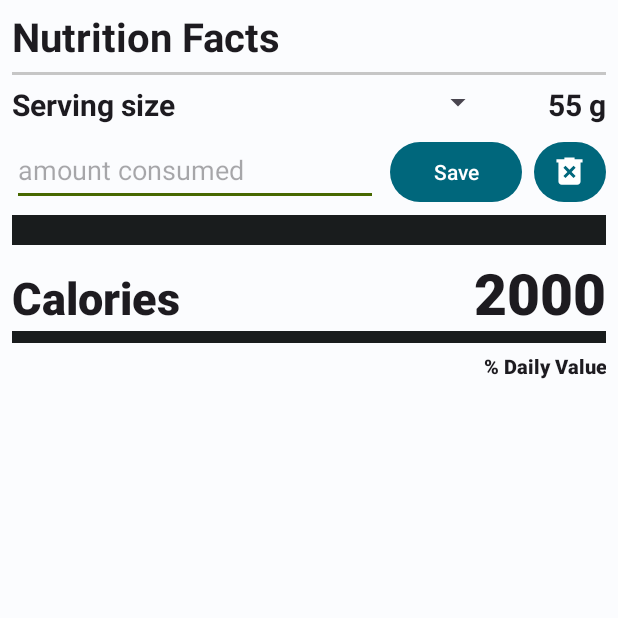
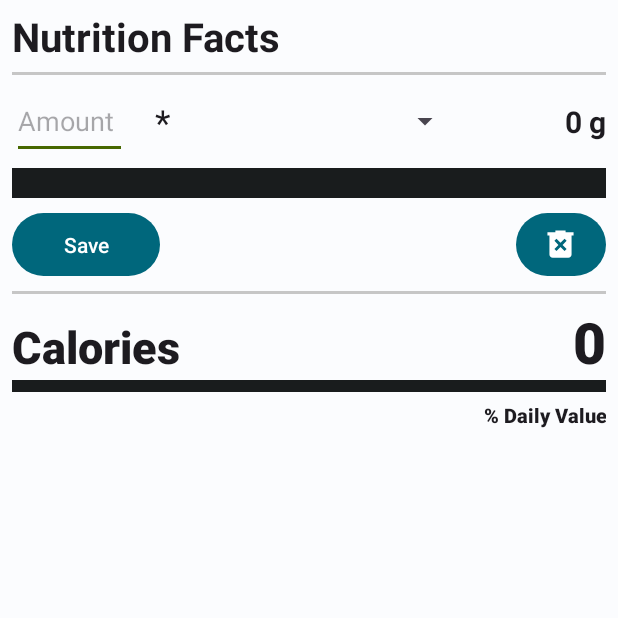
Before and after one commit to mrredcon/foodtracker, an Android app: the fragment DiaryEntryFragment shown on its own in the app's theme, on a phone screen of 412 x 824 dp, the top half of it. Run offline under Robolectric (Android 15) with nearby library versions, the light colour scheme and no system bars.

Commit message:
Clean up UI

```diff
--- a/app/src/main/java/edu/utsa/cs3443/anw198/foodtracker/adapter/NutrientSummaryAdapter.java
+++ b/app/src/main/java/edu/utsa/cs3443/anw198/foodtracker/adapter/NutrientSummaryAdapter.java
@@ -115,7 +115,7 @@ public class NutrientSummaryAdapter extends RecyclerView.Adapter<NutrientSummary
         } else {
             holder.dvText.setVisibility(View.VISIBLE);
             double percent = (sum / dv) * 100;
-            holder.dvText.setText(context.getString(R.string.home_dv, percent));
+            holder.dvText.setText(context.getString(R.string.nutrient_daily_value_format, percent));
         }
     }
 
--- a/app/src/main/res/layout/fragment_diary_entry.xml
+++ b/app/src/main/res/layout/fragment_diary_entry.xml
@@ -1,7 +1,6 @@
 <?xml version="1.0" encoding="utf-8"?>
 <LinearLayout xmlns:android="http://schemas.android.com/apk/res/android"
     xmlns:app="http://schemas.android.com/apk/res-auto"
-    xmlns:tools="http://schemas.android.com/tools"
     android:layout_width="match_parent"
     android:layout_height="match_parent"
     android:fillViewport="true"
@@ -15,7 +14,7 @@
         android:layout_marginLeft="@dimen/fda_nutrition_facts_margin_sides"
         android:layout_marginTop="@dimen/fda_nutrition_facts_top_bottom_margin"
         android:layout_marginRight="@dimen/fda_nutrition_facts_margin_sides"
-        android:text="Nutrition Facts"
+        android:text="@string/nutrition_facts"
         android:textAppearance="@style/TextAppearance.AppCompat.Large"
         android:textStyle="bold"
         app:autoSizeTextType="uniform" />
@@ -31,74 +30,47 @@
 
     <LinearLayout
         android:layout_width="match_parent"
-        android:layout_height="wrap_content"
+        android:layout_height="@dimen/diary_entry_amount_consumed_height"
         android:layout_marginLeft="@dimen/fda_nutrition_facts_margin_sides"
         android:layout_marginRight="@dimen/fda_nutrition_facts_margin_sides"
         android:orientation="horizontal"
-        android:weightSum="10">
+        android:weightSum="20">
+
+        <EditText
+            android:id="@+id/editTextQuantity"
+            android:layout_width="0dp"
+            android:layout_height="match_parent"
+            android:layout_weight="4"
+            android:autofillHints="amountConsumed"
+            android:hint="@string/amount_consumed"
+            android:inputType="none|numberDecimal" />
 
         <TextView
             style="@style/prominentText"
-            android:layout_width="0dp"
-            android:layout_height="wrap_content"
-            android:layout_weight="4"
-            android:text="Serving size"
-            android:textSize="@dimen/fda_nutrition_facts_serving_size_size"
-            android:textStyle="bold" />
+            android:layout_width="wrap_content"
+            android:layout_height="match_parent"
+            android:layout_weight="2"
+            android:gravity="center_horizontal|center_vertical"
+            android:text="@string/diary_entry_multiply_sign"
+            android:textSize="@dimen/diary_entry_asterisk_size" />
 
         <Spinner
             android:id="@+id/spinnerServingSize"
             android:layout_width="0dp"
-            android:layout_height="wrap_content"
-            android:layout_weight="5" />
+            android:layout_height="match_parent"
+            android:layout_weight="9"
+            android:contentDescription="@string/serving_size" />
 
         <TextView
             android:id="@+id/textViewGrams"
             style="@style/prominentText"
-            android:layout_width="wrap_content"
-            android:layout_height="wrap_content"
-            android:layout_weight="1"
-            android:gravity="right"
-            android:text="55 g"
+            android:layout_width="0dp"
+            android:layout_height="match_parent"
+            android:layout_weight="5"
+            android:gravity="center_vertical|end"
+            android:text="@string/home_mass_consumed_placeholder"
             android:textSize="@dimen/fda_nutrition_facts_serving_size_size"
             android:textStyle="bold" />
-    </LinearLayout>
-
-    <LinearLayout
-        android:layout_width="match_parent"
-        android:layout_height="wrap_content"
-        android:layout_marginLeft="@dimen/fda_nutrition_facts_margin_sides"
-        android:layout_marginRight="@dimen/fda_nutrition_facts_margin_sides"
-        android:orientation="horizontal">
-
-        <EditText
-            android:id="@+id/editTextQuantity"
-            android:layout_width="0dp"
-            android:layout_height="@dimen/diary_entry_amount_consumed_height"
-            android:layout_marginTop="@dimen/fda_nutrition_facts_top_bottom_margin"
-            android:layout_marginRight="@dimen/fda_nutrition_facts_margin_sides"
-            android:layout_weight="1"
-            android:hint="amount consumed"
-            android:inputType="none|numberDecimal" />
-
-        <Button
-            android:id="@+id/buttonSaveToDiary"
-            android:layout_width="wrap_content"
-            android:layout_height="@dimen/diary_entry_amount_consumed_height"
-            android:layout_marginTop="@dimen/fda_nutrition_facts_top_bottom_margin"
-            android:text="Save" />
-
-        <Button
-            android:id="@+id/buttonDeleteEntry"
-            android:layout_width="@dimen/diary_entry_trash_button_width"
-            android:layout_height="@dimen/diary_entry_amount_consumed_height"
-            android:layout_marginLeft="@dimen/fda_nutrition_facts_margin_sides"
-            android:layout_marginTop="@dimen/fda_nutrition_facts_top_bottom_margin"
-            android:visibility="visible"
-            app:icon="@drawable/delete"
-            app:iconGravity="textEnd"
-            app:iconPadding="0dp"
-            app:iconSize="@dimen/diary_entry_trash_button_icon_size" />
     </LinearLayout>
 
     <View
@@ -110,17 +82,48 @@
         android:layout_marginBottom="@dimen/fda_nutrition_facts_top_bottom_margin"
         android:background="?attr/colorOnSurface" />
 
-    <TextView
-        style="@style/prominentText"
+    <LinearLayout
         android:layout_width="match_parent"
         android:layout_height="wrap_content"
         android:layout_marginLeft="@dimen/fda_nutrition_facts_margin_sides"
         android:layout_marginRight="@dimen/fda_nutrition_facts_margin_sides"
-        android:fontFamily="sans-serif-black"
-        android:text="Amount consumed"
-        android:textSize="@dimen/fda_nutrition_facts_amount_per_serving_size"
-        android:textStyle="bold"
-        android:visibility="gone" />
+        android:orientation="horizontal"
+        android:weightSum="20">
+
+        <Button
+            android:id="@+id/buttonSaveToDiary"
+            android:layout_width="0dp"
+            android:layout_height="@dimen/diary_entry_amount_consumed_height"
+            android:layout_weight="5"
+            android:text="@string/save" />
+
+        <Space
+            android:layout_width="0dp"
+            android:layout_height="match_parent"
+            android:layout_weight="12" />
+
+        <Button
+            android:id="@+id/buttonDeleteEntry"
+            android:layout_width="0dp"
+            android:layout_height="@dimen/diary_entry_amount_consumed_height"
+            android:layout_weight="3"
+            android:contentDescription="@string/delete"
+            android:visibility="visible"
+            app:icon="@drawable/delete"
+            app:iconGravity="textEnd"
+            app:iconPadding="0dp"
+            app:iconSize="@dimen/diary_entry_trash_button_icon_size" />
+    </LinearLayout>
+
+    <View
+        android:id="@+id/view"
+        android:layout_width="match_parent"
+        android:layout_height="@dimen/fda_nutrition_facts_divider_small_size"
+        android:layout_marginLeft="@dimen/fda_nutrition_facts_margin_sides"
+        android:layout_marginTop="@dimen/fda_nutrition_facts_top_bottom_margin"
+        android:layout_marginRight="@dimen/fda_nutrition_facts_margin_sides"
+        android:layout_marginBottom="@dimen/fda_nutrition_facts_top_bottom_margin"
+        android:background="@color/fda_nutrition_facts_divider_grey" />
 
     <LinearLayout
         android:layout_width="match_parent"
@@ -134,7 +137,7 @@
             android:layout_height="wrap_content"
             android:layout_weight="9"
             android:fontFamily="sans-serif-black"
-            android:text="Calories"
+            android:text="@string/nutrient_calorie"
             android:textAppearance="@style/TextAppearance.AppCompat.Large"
             android:textSize="@dimen/fda_nutrition_facts_calories_size" />
 
@@ -144,8 +147,8 @@
             android:layout_height="wrap_content"
             android:layout_weight="1"
             android:fontFamily="sans-serif-black"
-            android:gravity="right"
-            android:text="2000"
+            android:gravity="end"
+            android:text="@string/zero_placeholder"
             android:textAppearance="@style/TextAppearance.AppCompat.Large"
             android:textSize="@dimen/fda_nutrition_facts_calories_amount_size" />
     </LinearLayout>
@@ -165,8 +168,8 @@
         android:layout_marginLeft="@dimen/fda_nutrition_facts_margin_sides"
         android:layout_marginRight="@dimen/fda_nutrition_facts_margin_sides"
         android:fontFamily="sans-serif-black"
-        android:gravity="right"
-        android:text="% Daily Value"
+        android:gravity="end"
+        android:text="@string/daily_value"
         android:textSize="@dimen/fda_nutrition_facts_daily_value_size" />
 
     <androidx.recyclerview.widget.RecyclerView
--- a/app/src/main/res/values/dimens.xml
+++ b/app/src/main/res/values/dimens.xml
@@ -6,32 +6,33 @@
     <dimen name="nav_header_height">176dp</dimen>
     <dimen name="fab_margin">16dp</dimen>
 
-    <dimen name="fda_nutrition_facts_title_size">36dp</dimen>
-    <dimen name="fda_nutrition_facts_divider_small_size">2dp</dimen>
-    <dimen name="fda_nutrition_facts_servings_per_container_size">20dp</dimen>
-    <dimen name="fda_nutrition_facts_serving_size_size">20dp</dimen>
-    <dimen name="fda_nutrition_facts_divider_extra_large_size">20dp</dimen>
-    <dimen name="fda_nutrition_facts_amount_per_serving_size">16dp</dimen>
-    <dimen name="fda_nutrition_facts_calories_size">30dp</dimen>
-    <dimen name="fda_nutrition_facts_calories_amount_size">38dp</dimen>
-    <dimen name="fda_nutrition_facts_divider_medium_size">8dp</dimen>
-    <dimen name="fda_nutrition_facts_daily_value_size">13dp</dimen>
-    <dimen name="fda_nutrition_facts_macros_size">16dp</dimen>
-    <dimen name="fda_nutrition_facts_macros_height">280dp</dimen>
-    <dimen name="fda_nutrition_facts_divider_large_size">18dp</dimen>
-    <dimen name="fda_nutrition_facts_micro_nutrients_size">16dp</dimen>
-    <dimen name="fda_nutrition_facts_micro_nutrients_height">112dp</dimen>
-    <dimen name="fda_nutrition_facts_divider_medium_small_size">10dp</dimen>
-    <dimen name="fda_nutrition_facts_text_size">12dp</dimen>
-    <dimen name="fda_nutrition_facts_text_height">64dp</dimen>
-    <dimen name="fda_nutrition_facts_nutrient_item_height">38dp</dimen>
+    <dimen name="fda_nutrition_facts_title_size">36sp</dimen>
+    <dimen name="fda_nutrition_facts_divider_small_size">2sp</dimen>
+    <dimen name="fda_nutrition_facts_servings_per_container_size">20sp</dimen>
+    <dimen name="fda_nutrition_facts_serving_size_size">20sp</dimen>
+    <dimen name="fda_nutrition_facts_divider_extra_large_size">20sp</dimen>
+    <dimen name="fda_nutrition_facts_amount_per_serving_size">16sp</dimen>
+    <dimen name="fda_nutrition_facts_calories_size">30sp</dimen>
+    <dimen name="fda_nutrition_facts_calories_amount_size">38sp</dimen>
+    <dimen name="fda_nutrition_facts_divider_medium_size">8sp</dimen>
+    <dimen name="fda_nutrition_facts_daily_value_size">13sp</dimen>
+    <dimen name="fda_nutrition_facts_macros_size">16sp</dimen>
+    <dimen name="fda_nutrition_facts_macros_height">280sp</dimen>
+    <dimen name="fda_nutrition_facts_divider_large_size">18sp</dimen>
+    <dimen name="fda_nutrition_facts_micro_nutrients_size">16sp</dimen>
+    <dimen name="fda_nutrition_facts_micro_nutrients_height">112sp</dimen>
+    <dimen name="fda_nutrition_facts_divider_medium_small_size">10sp</dimen>
+    <dimen name="fda_nutrition_facts_text_size">12sp</dimen>
+    <dimen name="fda_nutrition_facts_text_height">64sp</dimen>
+    <dimen name="fda_nutrition_facts_nutrient_item_height">38sp</dimen>
 
-    <dimen name="fda_nutrition_facts_top_bottom_margin">6dp</dimen>
-    <dimen name="fda_nutrition_facts_margin_sides">8dp</dimen>
+    <dimen name="fda_nutrition_facts_top_bottom_margin">6sp</dimen>
+    <dimen name="fda_nutrition_facts_margin_sides">8sp</dimen>
 
-    <dimen name="diary_entry_amount_consumed_height">48dp</dimen>
-    <dimen name="diary_entry_trash_button_icon_size">22dp</dimen>
-    <dimen name="diary_entry_trash_button_width">48dp</dimen>
+    <dimen name="diary_entry_amount_consumed_height">50sp</dimen>
+    <dimen name="diary_entry_trash_button_icon_size">22sp</dimen>
+    <dimen name="diary_entry_trash_button_width">48sp</dimen>
+    <dimen name="diary_entry_asterisk_size">24sp</dimen>
 
     <item format="float" type="dimen" name="nutrient_dv_fat">78</item>
     <item format="float" type="dimen" name="nutrient_dv_fat_saturated">20</item>
--- a/app/src/main/res/values/strings.xml
+++ b/app/src/main/res/values/strings.xml
@@ -17,8 +17,14 @@
 
     <string name="button_calendar">Open Calendar</string>
 
+    <string name="home_foods_tracked">0 foods tracked</string>
     <string name="home_foods_tracked_single">%1$d food tracked</string>
     <string name="home_foods_tracked_plural">%1$d foods tracked</string>
+
+    <string name="home_nutrient_summary">Nutrition summary</string>
+    <string name="home_mass_consumed">Mass consumed</string>
+    <string name="home_mass_consumed_placeholder">0 g</string>
+    <string name="zero_placeholder">0</string>
 
     <string name="foodsearchresult_macros">Calories: %1$.0f / Fat: %2$,.1f / Carbs: %3$,.1f / Protein: %4$,.1f</string>
 
@@ -26,10 +32,21 @@
     <string name="diary_servings_single">%1$s (%2$,.1f %3$s)</string>
     <string name="diary_calories">%1$.0f</string>
 
+    <string name="nutrition_facts">Nutrition Facts</string>
+    <string name="serving_size">Serving size</string>
+    <string name="amount_consumed">Amount</string>
+    <string name="save">Save</string>
+    <string name="delete">Delete</string>
+
+    <string name="diary_entry_multiply_sign">*</string>
+
     <string name="home_nutrient_bold">&lt;b>%1$s&lt;/b>  %2$.0f %3$s</string>
     <string name="home_nutrient_italic">&lt;i>%1$s&lt;/i>  %2$.0f %3$s</string>
     <string name="home_nutrient">%1$s  %2$.0f %3$s</string>
-    <string name="home_dv">%1$.0f%%</string>
+
+    <string name="daily_value">% Daily Value</string>
+    <!-- Double percent sign %% escapes into a single percent -->
+    <string name="nutrient_daily_value_format">%1$.0f%%</string>
 
     <string name="unit_grams">Grams</string>
     <string name="unit_micrograms">Micrograms</string>
```
Also changed, not shown: app/src/main/java/edu/utsa/cs3443/anw198/foodtracker/ui/diaryentry/DiaryEntryFragment.java (+6 -12 lines), app/src/main/res/layout/fragment_home.xml (+11 -13 lines).
